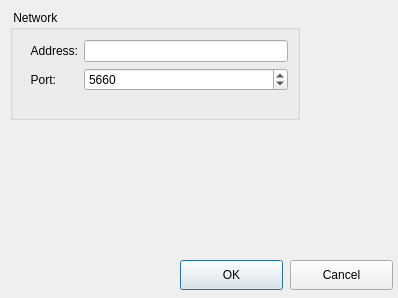
First picture: the form in c/openASC_Controller/ui/settingsdialog.ui, repository thegeek82000/openasc, before the edit.
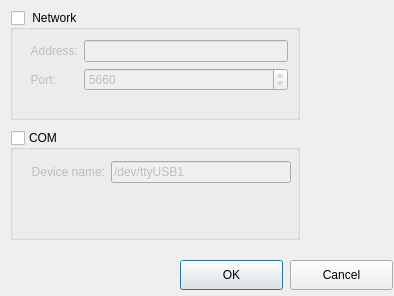
Second picture: the form after the edit.

Commit message: - Fixed so that the openASC Controller does save settings - Fixed the layout a bit on the openASC Configurator, making the GUI look better

```diff
--- a/c/openASC_Controller/ui/settingsdialog.ui
+++ b/c/openASC_Controller/ui/settingsdialog.ui
@@ -6,10 +6,16 @@
    <rect>
     <x>0</x>
     <y>0</y>
-    <width>398</width>
-    <height>298</height>
+    <width>394</width>
+    <height>296</height>
    </rect>
   </property>
+  <property name="sizePolicy">
+   <sizepolicy hsizetype="Preferred" vsizetype="Preferred">
+    <horstretch>0</horstretch>
+    <verstretch>0</verstretch>
+   </sizepolicy>
+  </property>
   <property name="windowTitle">
    <string>Dialog</string>
   </property>
@@ -51,7 +57,13 @@
    <property name="title">
     <string> Network </string>
    </property>
-   <widget class="QWidget" name="">
+   <property name="checkable">
+    <bool>true</bool>
+   </property>
+   <property name="checked">
+    <bool>false</bool>
+   </property>
+   <widget class="QWidget" name="layoutWidget">
     <property name="geometry">
      <rect>
       <x>20</x>
@@ -103,6 +115,57 @@
     </layout>
    </widget>
   </widget>
+  <widget class="QGroupBox" name="groupBoxCOM">
+   <property name="geometry">
+    <rect>
+     <x>10</x>
+     <y>130</y>
+     <width>290</width>
+     <height>110</height>
+    </rect>
+   </property>
+   <property name="title">
+    <string>COM</string>
+   </property>
+   <property name="checkable">
+    <bool>true</bool>
+   </property>
+   <property name="checked">
+    <bool>false</bool>
+   </property>
+   <widget class="QWidget" name="">
+    <property name="geometry">
+     <rect>
+      <x>21</x>
+      <y>31</y>
+      <width>260</width>
+      <height>29</height>
+     </rect>
+    </property>
+    <layout class="QFormLayout" name="formLayoutCOM">
+     <item row="0" column="0">
+      <widget class="QLabel" name="labelDeviceName">
+       <property name="layoutDirection">
+        <enum>Qt::LeftToRight</enum>
+       </property>
+       <property name="text">
+        <string>Device name:</string>
+       </property>
+       <property name="alignment">
+        <set>Qt::AlignRight|Qt::AlignTrailing|Qt::AlignVCenter</set>
+       </property>
+      </widget>
+     </item>
+     <item row="0" column="1">
+      <widget class="QLineEdit" name="lineEditDeviceName">
+       <property name="text">
+        <string>/dev/ttyUSB1</string>
+       </property>
+      </widget>
+     </item>
+    </layout>
+   </widget>
+  </widget>
  </widget>
  <resources/>
  <connections/>
```
Left out of the diff: 77 changed lines with no effect on the pictures. The commit also changes 11 other files.
